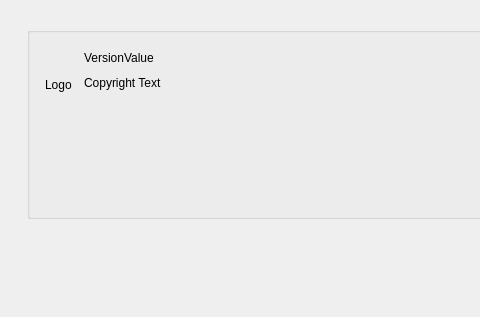
Old version of the form opensyde_tool/src/navigable_gui/C_NagAboutDialog.ui in the repository openSYDE/openSYDE; both pictures show x 0 to 480 and y 0 to 317 of the 1030 by 317 pixel window.
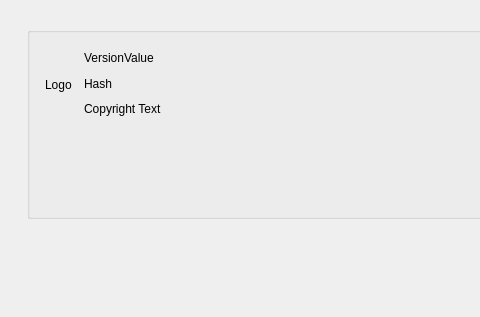
New version of the form. Custom widgets are drawn as their Qt base class.

```diff
--- a/opensyde_tool/src/navigable_gui/C_NagAboutDialog.ui
+++ b/opensyde_tool/src/navigable_gui/C_NagAboutDialog.ui
@@ -190,6 +190,30 @@
                   </item>
                  </layout>
                 </item>
+                <item>
+                 <layout class="QHBoxLayout" name="horizontalLayout">
+                  <item>
+                   <widget class="stw_opensyde_gui_elements::C_OgeLabGroupItemValue" name="pc_LabelValOpenSYDEHash">
+                    <property name="text">
+                     <string>Hash</string>
+                    </property>
+                   </widget>
+                  </item>
+                  <item>
+                   <spacer name="horizontalSpacer_3">
+                    <property name="orientation">
+                     <enum>Qt::Horizontal</enum>
+                    </property>
+                    <property name="sizeHint" stdset="0">
+                     <size>
+                      <width>40</width>
+                      <height>20</height>
+                     </size>
+                    </property>
+                   </spacer>
+                  </item>
+                 </layout>
+                </item>
                 <item>
                  <layout class="QHBoxLayout" name="horizontalLayout_17">
                   <property name="topMargin">
```
